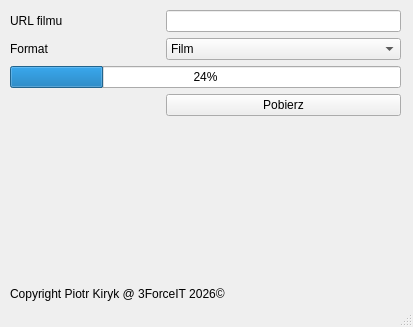
This is design.ui in partypiotr/simple-yt-downloader as Qt 5 draws it before an edit. The edited form follows.
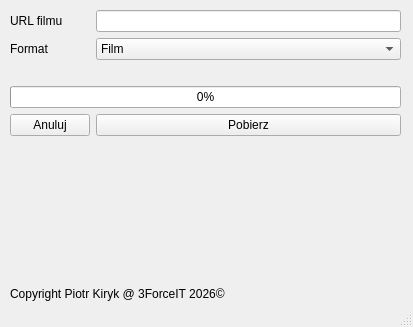
This is the edited form.

Commit message: feat: add cancel button and live status label during download

Patch:
```diff
--- a/design.ui
+++ b/design.ui
@@ -60,28 +60,26 @@
        </property>
       </widget>
      </item>
+     <item row="2" column="0" colspan="2">
+      <widget class="QLabel" name="statusLabel">
+       <property name="text">
+        <string/>
+       </property>
+      </widget>
+     </item>
      <item row="3" column="0" colspan="2">
       <widget class="QProgressBar" name="progressBar">
        <property name="value">
-        <number>24</number>
+        <number>0</number>
        </property>
       </widget>
      </item>
      <item row="4" column="0">
-      <spacer name="horizontalSpacer">
-       <property name="orientation">
-        <enum>Qt::Orientation::Horizontal</enum>
+      <widget class="QPushButton" name="cancelButton">
+       <property name="text">
+        <string>Anuluj</string>
        </property>
-       <property name="sizeType">
-        <enum>QSizePolicy::Policy::Fixed</enum>
-       </property>
-       <property name="sizeHint" stdset="0">
-        <size>
-         <width>150</width>
-         <height>20</height>
-        </size>
-       </property>
-      </spacer>
+      </widget>
      </item>
      <item row="1" column="1">
       <widget class="QComboBox" name="formatComboBox">
```
The commit also changes 1 other file.
